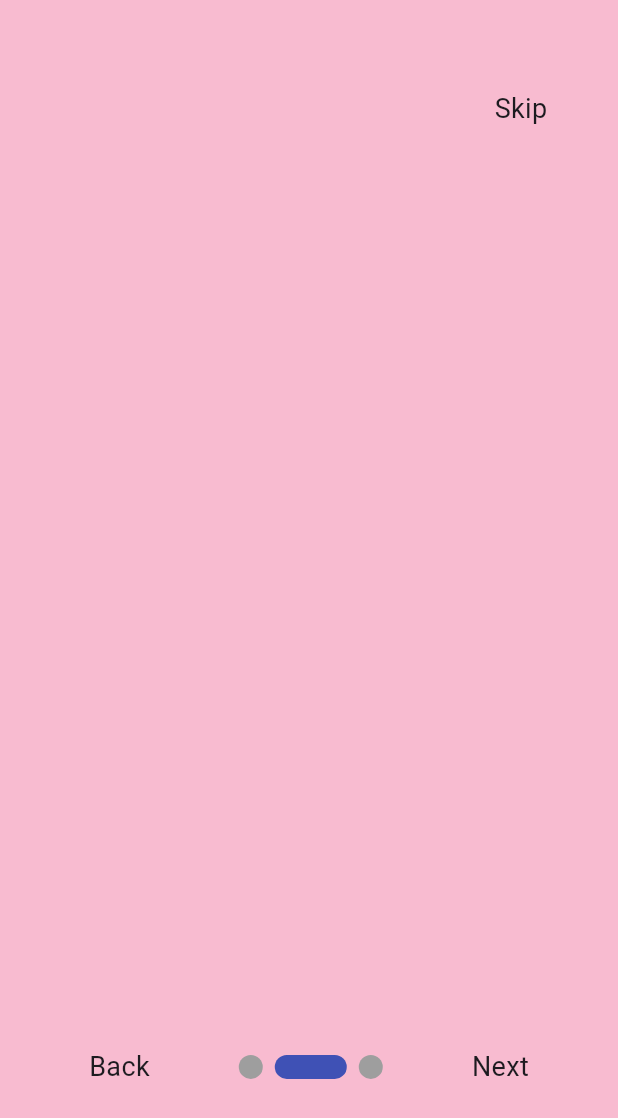
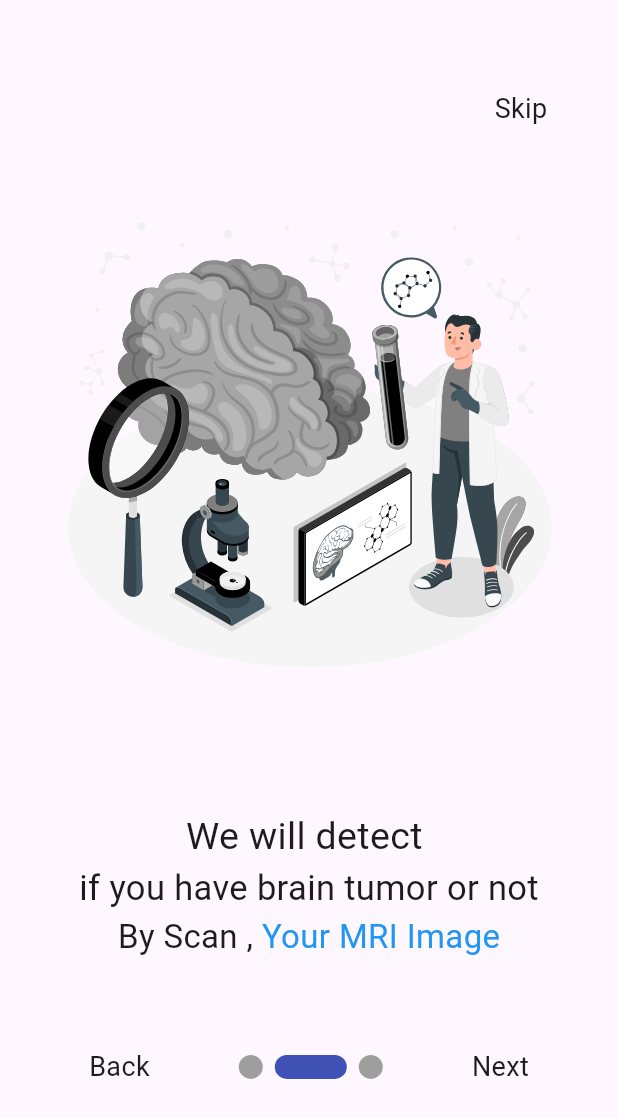
Before and after one commit to EslamHany2002/Rickman, a Flutter app: the screen it shows after launch, swiped to page 2, on a phone screen of 412 x 824 dp. Shown: the top 1118 px of the screen. Run offline on Flutter 3.47's test engine with Material 3 defaults, Android fonts, the phone set to English and light mode, and no system bars; drawn by our look-alikes of smooth_page_indicator; our stand-ins replace animated_splash_screen, dropdown_button2, flashy_tab_bar2, flutter_svg, icons_plus, image_picker; missing offline and left inert: flutter_rounded_date_picker.

Commit message:
add second intro page

```diff
--- a/lib/presentation/UI/Intro/Taps/Intro_Screen 2/Intro_Screen 2.dart
+++ b/lib/presentation/UI/Intro/Taps/Intro_Screen 2/Intro_Screen 2.dart
@@ -1,12 +1,43 @@
 import 'package:flutter/material.dart';
+import 'package:flutter_svg/flutter_svg.dart';
 
 class IntroSecondScreen extends StatelessWidget {
   const IntroSecondScreen({super.key});
 
   @override
   Widget build(BuildContext context) {
-    return Container(
-      color: Colors.pink[100],
+    return SingleChildScrollView(
+      physics: const BouncingScrollPhysics(),
+      child: Padding(
+        padding: const EdgeInsets.all(40.0),
+        child: Column(
+          children: [
+            SvgPicture.asset("Assets/SVG/brain chemistry-amico.svg"),
+            const Text(
+              "We will detect ",
+              style: TextStyle(fontSize: 25),
+            ),
+            const Text(
+              "if you have brain tumor or not",
+              style: TextStyle(fontSize: 23),
+            ),
+
+            const Row(
+              mainAxisAlignment: MainAxisAlignment.center,
+              children: [
+                Text(
+                  "By Scan , ",
+                  style: TextStyle(fontSize: 22),
+                ),
+                Text(
+                  "Your MRI Image",
+                  style: TextStyle(fontSize: 22, color: Colors.blue),
+                ),
+              ],
+            ),
+          ],
+        ),
+      ),
     );
   }
 }
```
